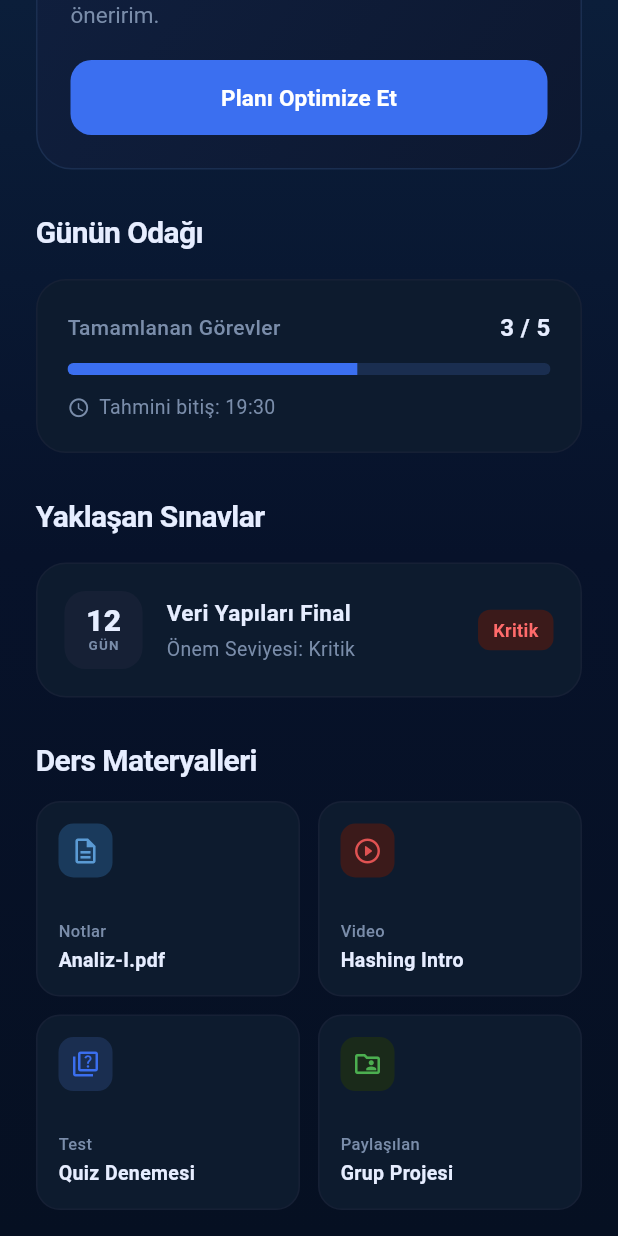
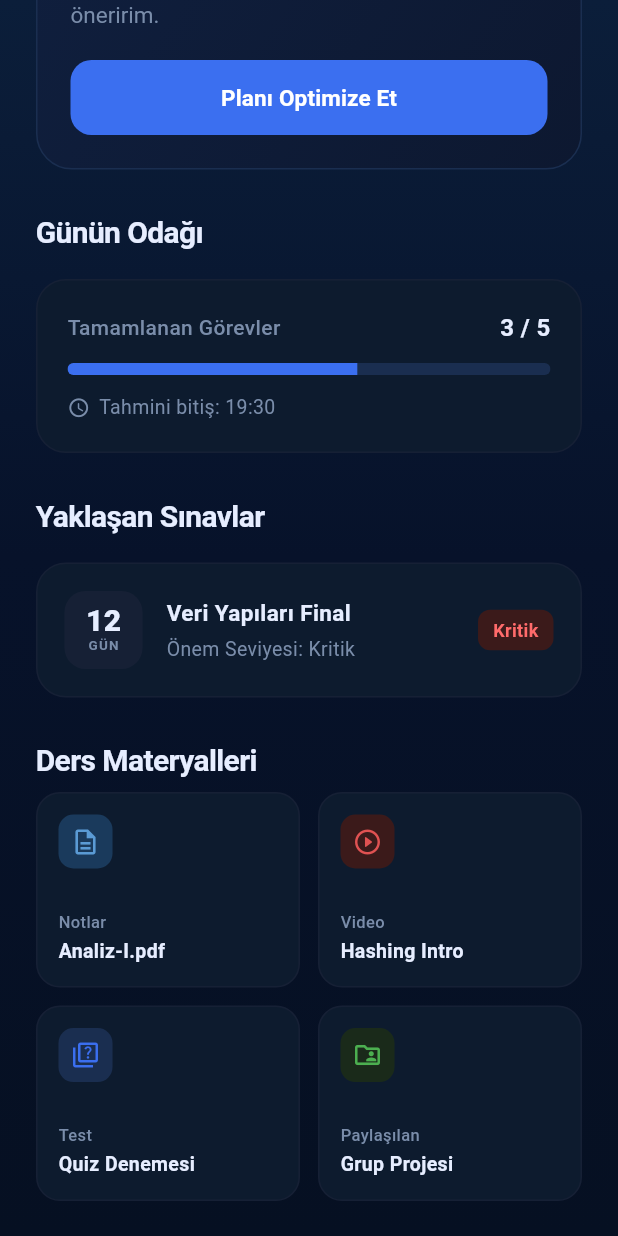
Before and after one commit to drlmhmt/ogrenci_asistani_ai, a Flutter app: the ViewPlanPage screen opened directly, scrolled down 1047 dp, on a phone screen of 412 x 824 dp. Run offline on Flutter 3.47's test engine with Material 3 defaults, Android fonts, the phone set to English and light mode, and no system bars; our stand-ins replace cloud_firestore, firebase_auth, firebase_core, google_fonts, package_info_plus, shared_preferences; accounts and stored records are empty.

Commit message:
fix: Ders Materyalleri başlık-grid arası boşluk azaltıldı (12→6px)
Co-Authored-By: Claude Sonnet 4.6 <noreply@anthropic.com>

```diff
--- a/lib/screens/view_plan_page.dart
+++ b/lib/screens/view_plan_page.dart
@@ -652,7 +652,7 @@ class _ViewPlanPageState extends State<ViewPlanPage> {
       children: [
         const Text('Ders Materyalleri',
             style: TextStyle(color: _textPrimary, fontSize: 20, fontWeight: FontWeight.w700, letterSpacing: -0.4)),
-        const SizedBox(height: 12),
+        const SizedBox(height: 6),
         GridView.count(
           crossAxisCount: 2,
           shrinkWrap: true,
```
